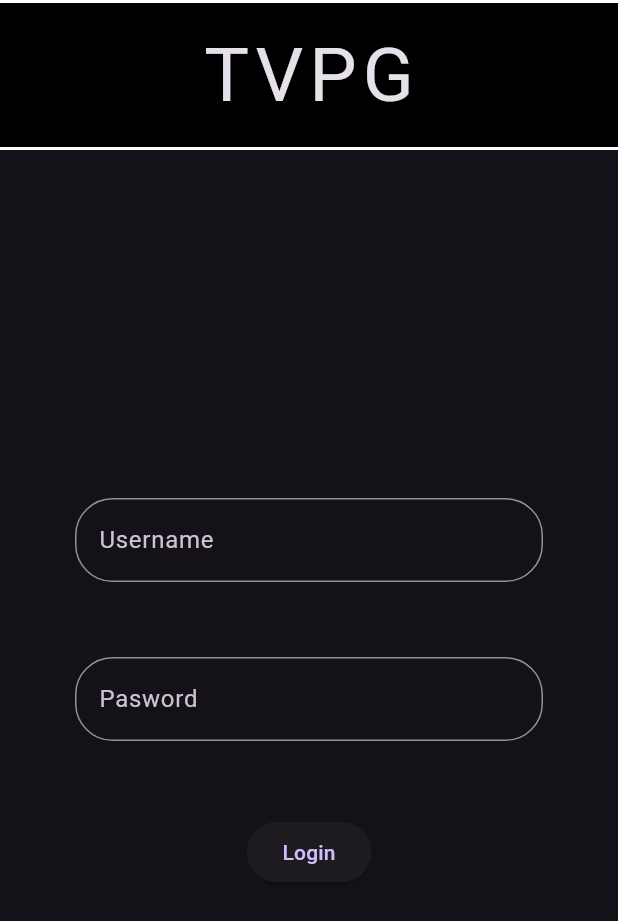
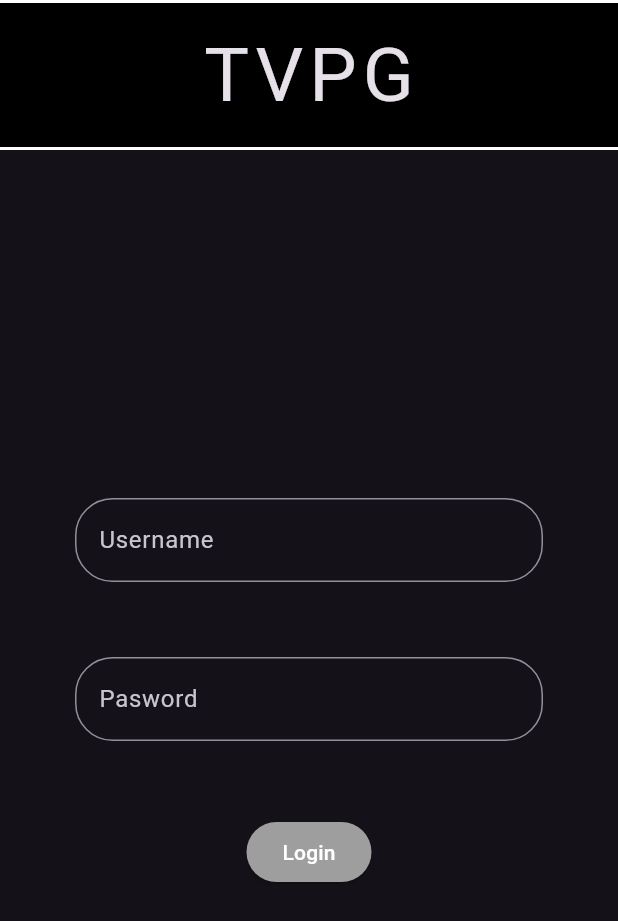
Before and after one commit to fabianStro/GitHubFolder, a Flutter app: the screen it shows after launch, on a phone screen of 412 x 824 dp. Shown: the top 921 px of the screen. Run offline on Flutter 3.47's test engine with Material 3 defaults, Android fonts, the phone set to English and light mode, and no system bars.

```diff
--- a/Flutter/flutter_application_one/lib/main.dart
+++ b/Flutter/flutter_application_one/lib/main.dart
@@ -1,14 +1,16 @@
 import 'package:flutter/material.dart';
-//import 'package:flutter_application_one/test.dart';
 
 void main() {
   runApp(MyApp());
-  //Test();
 }
 
 class MyApp extends StatelessWidget {
   MyApp({super.key});
 
+  final ButtonStyle _buttonStyle = ElevatedButton.styleFrom(backgroundColor: Colors.grey);
+  final TextStyle _titleTextStyle = TextStyle(fontSize: 50.0, letterSpacing: 4.0 /* fontFamily: Audiowide */);
+  final TextStyle _buttonTextStyle = TextStyle(color: Colors.white);
+  // fontFamily: Audiowide; !!!!!!!!! Package im Dowmnöoad Ordner
   @override
   Widget build(BuildContext context) {
     return MaterialApp(
@@ -19,10 +21,10 @@ class MyApp extends StatelessWidget {
           shape: Border(
             bottom: BorderSide(color: Colors.white, width: 2.0),
             top: BorderSide(color: Colors.white, width: 2.0),
-          ),
+          ), // Border
           backgroundColor: Colors.black,
           centerTitle: true,
-          title: Text('TVPG', style: TextStyle(fontSize: 50.0, letterSpacing: 4.0)),
+          title: Text('TVPG', style: _titleTextStyle),
         ), // AppBar
         body: SafeArea(
           child: Padding(
@@ -44,7 +46,11 @@ class MyApp extends StatelessWidget {
                     labelText: 'Pasword',
                   ), // InputDeecoration
                 ), // TextField
-                ElevatedButton(onPressed: () {}, child: Text('Login')),
+                ElevatedButton(
+                  style: _buttonStyle,
+                  onPressed: () {},
+                  child: Text('Login', style: _buttonTextStyle), // Text
+                ), // ElevatedButton
               ], // Children
             ), // Column
           ), // Padding
```
Also changed, not shown: Flutter/flutter_application_one/lib/project_fonts/Audiowide-Regular.ttf (added), 2 other files.
